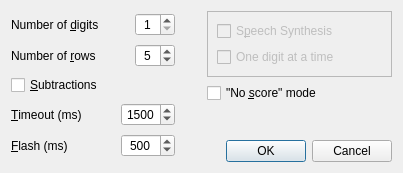
Qt form settings.ui (solsticedhiver/mental_calculation) before a commit.
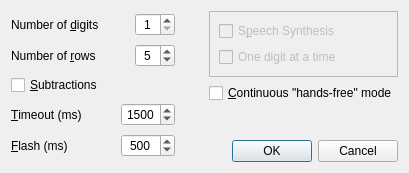
The same form after that commit. Icons and pictures are not drawn.

Commit message:
Use green color to show answer in continuous mode
Rename that said mode to conitnuous instead of "no-score"
Disabled label the answer while in hands-free mode

```diff
--- a/settings.ui
+++ b/settings.ui
@@ -6,7 +6,7 @@
    <rect>
     <x>0</x>
     <y>0</y>
-    <width>403</width>
+    <width>409</width>
     <height>173</height>
    </rect>
   </property>
@@ -355,7 +355,7 @@
 and so on ...</string>
        </property>
        <property name="text">
-        <string>&quot;No &amp;score&quot; mode</string>
+        <string>&amp;Continuous &quot;hands-free&quot; mode</string>
        </property>
       </widget>
      </item>
```
The commit also changes 1 other file.
